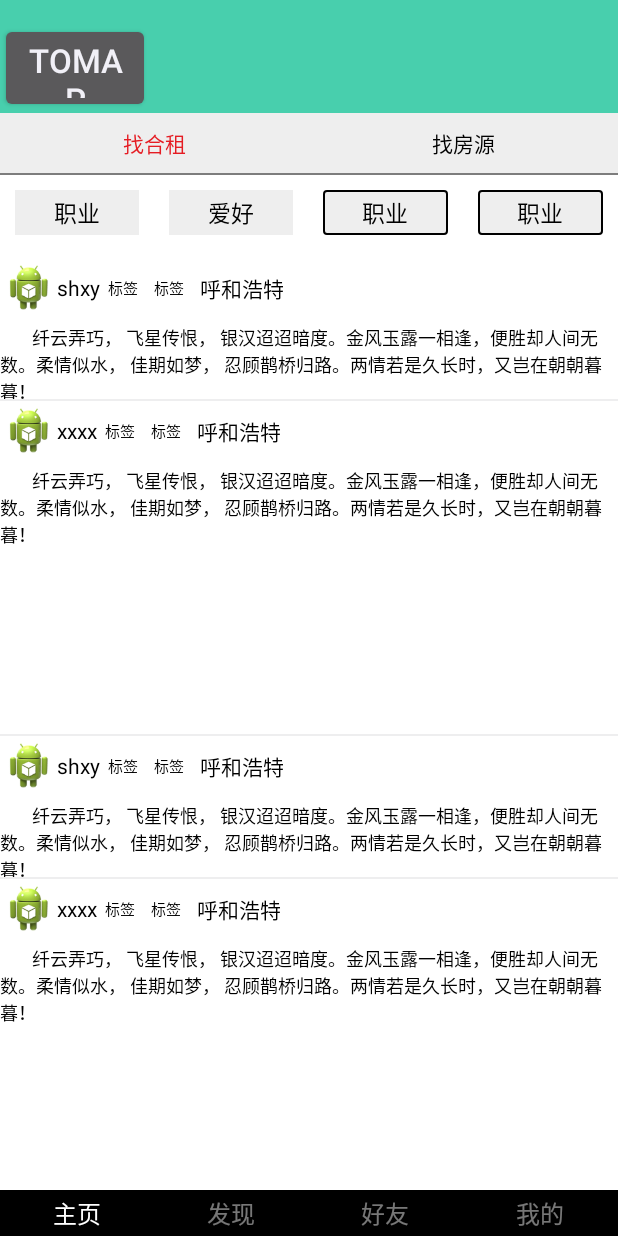
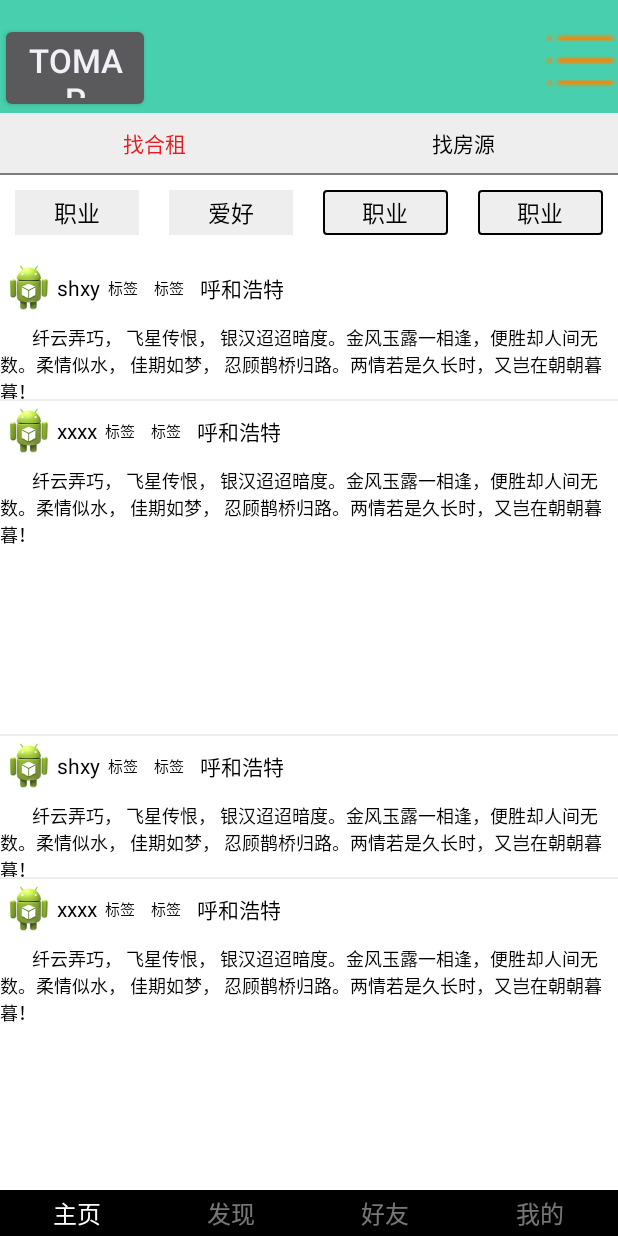
Before and after one commit to Liuxin0/waibao, an Android app: the screen it shows after launch (MyActivity), on a phone screen of 412 x 824 dp. Run offline under Robolectric (Android 15) with nearby library versions, the phone set to English and light mode, and no system bars; our stand-ins replace CircleImageView, Picasso; pictures from the network do not load.

Commit message:
listview imageview

```diff
--- a/app/src/main/java/com/example/rental/homepage/FindRentsFragment.java
+++ b/app/src/main/java/com/example/rental/homepage/FindRentsFragment.java
@@ -2,13 +2,20 @@ package com.example.rental.homepage;
 
 import android.app.Activity;
 import android.graphics.Color;
-import android.graphics.Paint;
 import android.os.Bundle;
 import android.support.annotation.Nullable;
 import android.support.v4.app.Fragment;
-import android.util.Log;
-import android.view.*;
-import android.widget.*;
+import android.view.LayoutInflater;
+import android.view.View;
+import android.view.ViewGroup;
+import android.view.WindowManager;
+import android.widget.ImageView;
+import android.widget.LinearLayout;
+import android.widget.ListView;
+import android.widget.PopupWindow;
+import android.widget.RelativeLayout;
+import android.widget.TextView;
+
 import com.example.rental.R;
 
 import java.util.ArrayList;
@@ -65,7 +72,7 @@ public class FindRentsFragment extends Fragment implements View.OnClickListener
                 RentsBean b = new RentsBean();
                 b.setType(1);
                 b.setName("xxxx");
-                b.setImageUrl("http://cms.fn.img-space.com/t_s950x634/g1/M00/06/51/Cg-4rFbT34qIJMntAAHM2HI3G_wAAP8ZwHDMOUAAczw239.jpg");
+                b.setImageUrl("http://cms.fn.img-space.com/t_s950x634/g1/M00/06/51/Cg-4rFbT35eIC6AWAAN9cEMMMQsAAP8ZwLLBvoAA32I562.jpg");
                 data.add(b);
             }
         }
@@ -73,6 +80,9 @@ public class FindRentsFragment extends Fragment implements View.OnClickListener
         mAdapter.notifyDataSetChanged();
     }
 
+    /**
+     * 下面两个按键
+     */
     private void bounsView() {
         occupationTextView = (TextView) getActivity().findViewById(R.id.homepagemain_fragment_occupation);
         hobbyTextView = (TextView) getActivity().findViewById(R.id.homepagemain_fragment_hobby);
@@ -145,6 +155,9 @@ public class FindRentsFragment extends Fragment implements View.OnClickListener
         }
     }
 
+    /**
+     * 下面两个按键的监听事件
+     */
     private void buttomTwoButtonClick() {
         TextView[] tvReset = new TextView[mmNum];
         tvReset[0] = (TextView) popuWindow1.findViewById(R.id.homepagerents_popup1_reset);
--- a/app/src/main/java/com/example/rental/homepage/HomepageMain.java
+++ b/app/src/main/java/com/example/rental/homepage/HomepageMain.java
@@ -1,6 +1,5 @@
 package com.example.rental.homepage;
 
-import android.app.AlertDialog;
 import android.content.Intent;
 import android.os.Bundle;
 import android.support.annotation.Nullable;
@@ -11,7 +10,13 @@ import android.util.Log;
 import android.view.LayoutInflater;
 import android.view.View;
 import android.view.ViewGroup;
-import android.widget.*;
+import android.widget.Button;
+import android.widget.ImageView;
+import android.widget.PopupWindow;
+import android.widget.RadioGroup;
+import android.widget.TextView;
+import android.widget.Toast;
+
 import com.example.rental.Map;
 import com.example.rental.R;
 
@@ -29,6 +34,11 @@ public class HomepageMain extends Fragment{
     private RadioGroup group;
 
 
+    private ImageView upInfo;
+    private View popupView;
+    private PopupWindow mPopupWindow;
+
+
 
 
     public View onCreateView(LayoutInflater inflater, @Nullable ViewGroup container, @Nullable Bundle savedInstanceState) {
@@ -42,8 +52,39 @@ public class HomepageMain extends Fragment{
                 startActivity(intent);
             }
         });
+        upInfo = (ImageView) view.findViewById(R.id.homepagemain_upinfo);
+        initPopupWindow();
 
         return view;
+    }
+
+    private void initPopupWindow() {
+        popupView = getActivity().getLayoutInflater().inflate(R.layout.homepagemain_upmenu,null);
+        mPopupWindow = new PopupWindow(popupView, ViewGroup.LayoutParams.WRAP_CONTENT, ViewGroup.LayoutParams.WRAP_CONTENT, true);
+        mPopupWindow.setTouchable(true);
+        mPopupWindow.setOutsideTouchable(true);
+        mPopupWindow.setBackgroundDrawable(getResources().getDrawable(R.drawable.white));
+        upInfo.setOnClickListener(new View.OnClickListener() {
+            @Override
+            public void onClick(View v) {
+                mPopupWindow.showAsDropDown(v,0,0);
+            }
+        });
+
+        TextView tv1 = (TextView) popupView.findViewById(R.id.homepagemain_upmenu_tv1);
+        TextView tv2 = (TextView) popupView.findViewById(R.id.homepagemain_upmenu_tv2);
+        tv1.setOnClickListener(new View.OnClickListener() {
+            @Override
+            public void onClick(View v) {
+                mPopupWindow.dismiss();
+            }
+        });
+        tv2.setOnClickListener(new View.OnClickListener() {
+            @Override
+            public void onClick(View v) {
+                mPopupWindow.dismiss();
+            }
+        });
     }
 
     @Override
--- a/app/src/main/res/layout/homepagemain_fragment.xml
+++ b/app/src/main/res/layout/homepagemain_fragment.xml
@@ -1,85 +1,103 @@
 <?xml version="1.0" encoding="utf-8"?>
 <LinearLayout xmlns:android="http://schemas.android.com/apk/res/android"
-              android:orientation="vertical"
     android:layout_width="match_parent"
     android:layout_height="match_parent"
-              android:background="@color/white">
+    android:background="@color/white"
+    android:orientation="vertical">
 
-    <LinearLayout android:layout_width="fill_parent"
+    <RelativeLayout
+        android:layout_width="fill_parent"
         android:layout_height="wrap_content"
+        android:background="@color/top_green"
         android:orientation="horizontal"
-                  android:paddingTop="15dp"
-                  android:background="@color/top_green">
+        android:paddingTop="15dp">
+
         <Button
+            android:id="@+id/tomap"
             android:layout_width="100dp"
             android:layout_height="60dp"
-                android:textSize="22sp"
+            android:layout_alignParentLeft="true"
             android:text="tomap"
-                android:id="@+id/tomap"/>
-    </LinearLayout>
+            android:textSize="22sp" />
 
-    <LinearLayout android:layout_width="match_parent"
+        <ImageView
+            android:layout_width="50dp"
+            android:layout_height="50dp"
+            android:src="@drawable/homepage_list"
+            android:layout_alignParentRight="true"
+            android:id="@+id/homepagemain_upinfo"/>
+
+    </RelativeLayout>
+
+    <LinearLayout
+        android:layout_width="match_parent"
         android:layout_height="40dp"
-                  android:orientation="horizontal"
-    android:background="@color/light_grey">
+        android:background="@color/light_grey"
+        android:orientation="horizontal">
+
         <RadioGroup
             android:id="@+id/rightradiobaba"
             android:layout_width="match_parent"
             android:layout_height="match_parent"
-                android:orientation="horizontal"
+            android:layout_centerHorizontal="true"
+            android:layout_centerVertical="true"
             android:gravity="center"
-                android:layout_centerHorizontal="true"
-                android:layout_centerVertical="true">
+            android:orientation="horizontal">
 
             <RadioButton
                 android:id="@+id/homepagemain_fragment_rents"
                 android:layout_width="0dp"
                 android:layout_height="wrap_content"
-                    android:layout_weight="1"
-                    android:textSize="14sp"
-                    android:gravity="center"
-                    android:checked="true"
-                    android:text="找合租"
-                    android:button="@null"
-                    android:textColor="@drawable/homepage_toptext_selector"
-
                 android:layout_marginLeft="20dp"
                 android:layout_marginRight="20dp"
-                    android:paddingTop="8dp"
+                android:layout_weight="1"
+                android:button="@null"
+                android:checked="true"
+                android:gravity="center"
                 android:paddingBottom="8dp"
 
+                android:paddingTop="8dp"
+                android:text="找合租"
+                android:textColor="@drawable/homepage_toptext_selector"
+                android:textSize="14sp"
+
                 />
+
             <RadioButton
                 android:id="@+id/homepagemain_fragment_house"
-                    android:button="@null"
                 android:layout_width="0dp"
                 android:layout_height="wrap_content"
-                    android:layout_weight="1"
-                    android:textSize="14sp"
-                    android:text="找房源"
-                    android:gravity="center"
-                    android:textColor="@drawable/homepage_toptext_selector"
                 android:layout_marginLeft="20dp"
                 android:layout_marginRight="20dp"
+                android:layout_weight="1"
+                android:button="@null"
+                android:gravity="center"
+                android:paddingBottom="8dp"
                 android:paddingTop="8dp"
-                    android:paddingBottom="8dp"/>
+                android:text="找房源"
+                android:textColor="@drawable/homepage_toptext_selector"
+                android:textSize="14sp" />
 
         </RadioGroup>
     </LinearLayout>
 
-    <View android:layout_width="match_parent" android:layout_height="1sp"
-    android:background="@color/dark_grey"/>
+    <View
+        android:layout_width="match_parent"
+        android:layout_height="1sp"
+        android:background="@color/dark_grey" />
+
     <fragment
         android:id="@+id/homepagemain_fragment11"
         android:name="com.example.rental.homepage.FindRentsFragment"
         android:layout_width="match_parent"
         android:layout_height="match_parent"
-            android:layout_weight="10"/>
+        android:layout_weight="10" />
+
     <fragment
         android:id="@+id/homepagemain_fragment22"
         android:name="com.example.rental.homepage.FindHouseFragment"
         android:layout_width="match_parent"
         android:layout_height="match_parent"
-            android:layout_weight="10"/>
+        android:layout_weight="10" />
 
 </LinearLayout>
```
Also changed, not shown: app/src/main/java/com/example/rental/homepage/UpRentActivity.java (added, +8 -0 lines), app/src/main/res/layout/activity_huge.xml (added, +9 -0 lines), app/src/main/res/layout/activity_index.xml (added, +30 -0 lines), app/src/main/res/layout/activity_pager.xml (added, +8 -0 lines), app/src/main/res/layout/activity_pic_view.xml (added, +15 -0 lines), app/src/main/res/layout/activity_thumb_view.xml (added, +162 -0 lines), app/src/main/res/layout/homepagemain_upmenu.xml (added, +30 -0 lines), app/src/main/res/drawable-xhdpi/homepage_list.png (added), app/src/main/res/drawable-xhdpi/white.png (added), 97 other files. Lines whose indentation alone changed are shown as unchanged.
